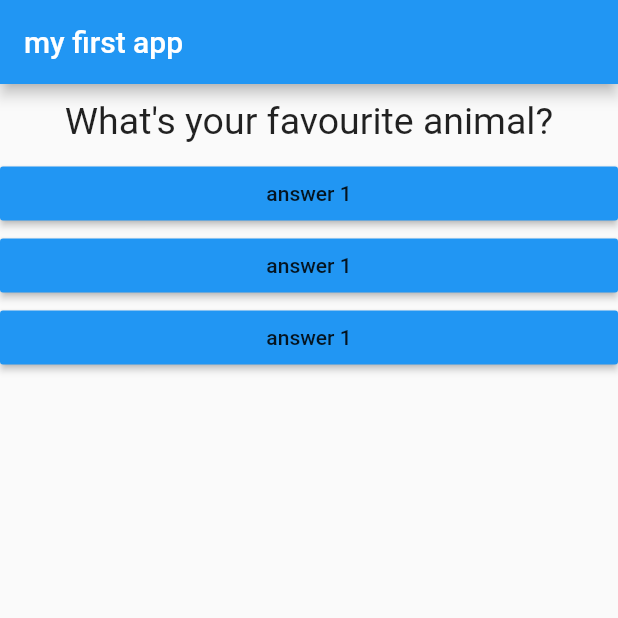
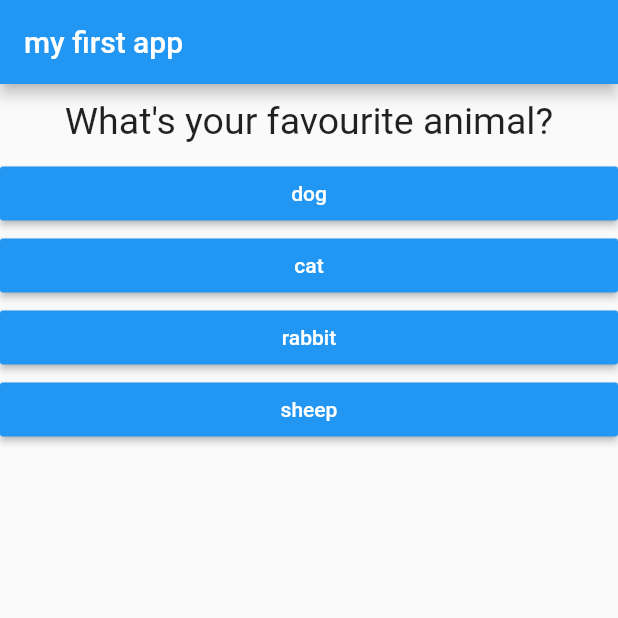
Before and after one commit to Girum-Haile/PersonalityTestApp, a Flutter app: the screen it shows after launch, on a phone screen of 412 x 824 dp, the top half of it. Run offline on Flutter 3.47's test engine with Material 2 defaults, Android fonts, the phone set to English and light mode, and no system bars.

Commit message:
button change

```diff
--- a/lib/answer.dart
+++ b/lib/answer.dart
@@ -2,8 +2,9 @@ import 'package:flutter/material.dart';
 
 class Answer extends StatelessWidget {
   final Function selectHandler;
+  final String answerText;
 
-  Answer(this.selectHandler);
+  Answer(this.selectHandler, this.answerText);
 
   @override
   Widget build(BuildContext context) {
@@ -11,7 +12,8 @@ class Answer extends StatelessWidget {
         width: double.infinity,
         child: RaisedButton(
           color: Colors.blue,
-          child: Text("answer 1"),
+          textColor: Colors.white,
+          child: Text(answerText),
           onPressed:selectHandler,
         ));
   }
--- a/lib/main.dart
+++ b/lib/main.dart
@@ -29,8 +29,18 @@ class _MyAppState extends State<MyApp> {
   @override
   Widget build(BuildContext context) {
     var question = [
-      "What's your favourite animal?",
-      "What's your favourite music gener"
+      {
+        'questionText': "What's your favourite animal?",
+        'answer': ['dog', 'cat', 'rabbit', 'sheep']
+      },
+      {
+        'questionText': "What's your favourite music gener",
+        'answer': ['pop', 'country', 'R&B', 'jazz']
+      },
+      {
+        'questionText': "What's your favourite food?",
+        'answer': ['pasta', 'pizza', 'burger', 'bread']
+      }
     ];
     return MaterialApp(
       home: Scaffold(
@@ -40,10 +50,12 @@ class _MyAppState extends State<MyApp> {
           ),
           body: Column(
             children: [
-              Question(question[_questionIndex]),
-              Answer(_answerQuestion),
-              Answer(_answerQuestion),
-              Answer(_answerQuestion),
+              Question(
+                question[_questionIndex]['questionText'],
+              ),
+             ...(question[_questionIndex]['answer'] as List<String>).map((answer){
+               return Answer(_answerQuestion,answer);
+             }).toList()
             ],
           )),
     );
```
